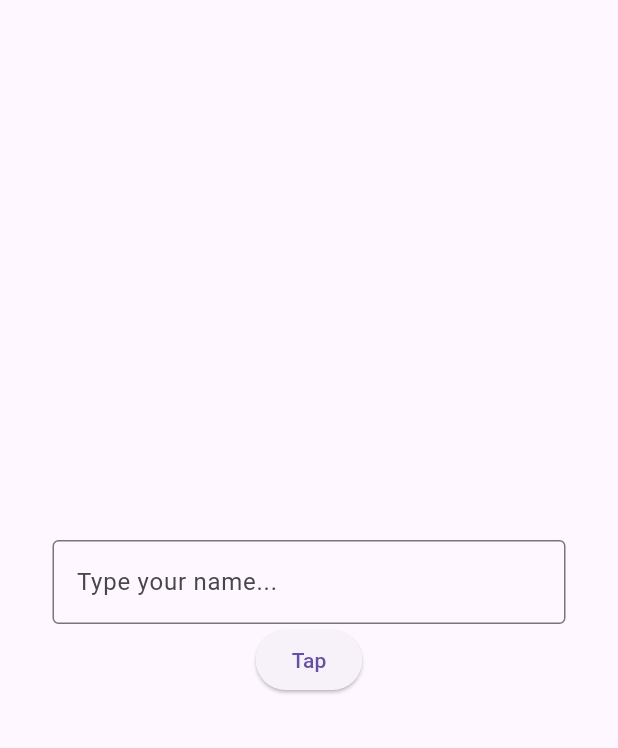
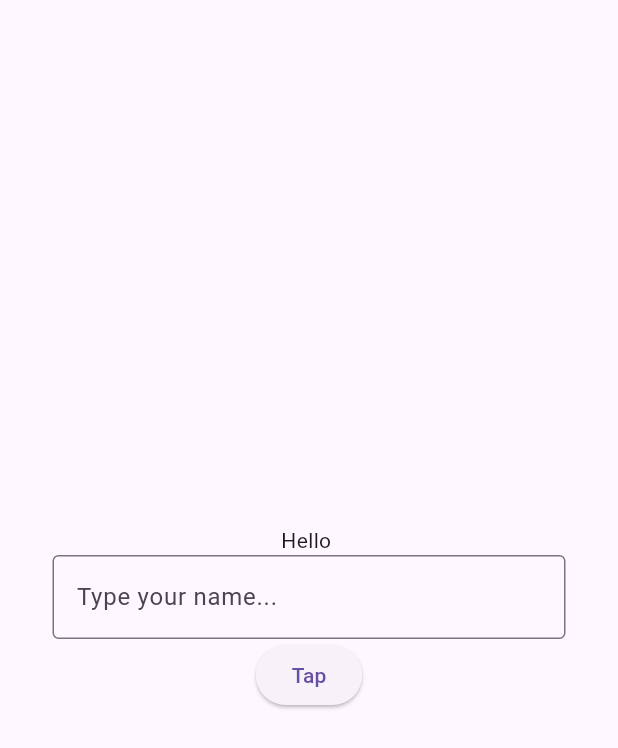
Before and after one commit to Firuz43/fluttertodo, a Flutter app: the ToDoPage screen opened directly, after a tap on "Tap", on a phone screen of 412 x 824 dp. Shown: the top 748 px of the screen. Run offline on Flutter 3.47's test engine with Material 3 defaults, Android fonts, the phone set to English and light mode, and no system bars.

```diff
--- a/lib/pages/todo_page.dart
+++ b/lib/pages/todo_page.dart
@@ -12,10 +12,17 @@ class _ToDoPageState extends State<ToDoPage> {
   //text editing controller to get access to what user types.
   TextEditingController myController = TextEditingController();
 
+
+  //greeting message variable
+  String greetingMessage = "";
+
   //getUser method
   void getUser() {
-    print(myController.text);
+    setState(() {
+      greetingMessage = "Hello " + myController.text;
+    });
   }
+
 
 
   @override
@@ -27,6 +34,8 @@ class _ToDoPageState extends State<ToDoPage> {
           child: Column(
             mainAxisAlignment: MainAxisAlignment.center,
             children: [
+              Text(greetingMessage),
+
               TextField(
                 controller: myController,
                 decoration: InputDecoration(
```
Also changed, not shown: lib/main.dart (+7 -2 lines).
